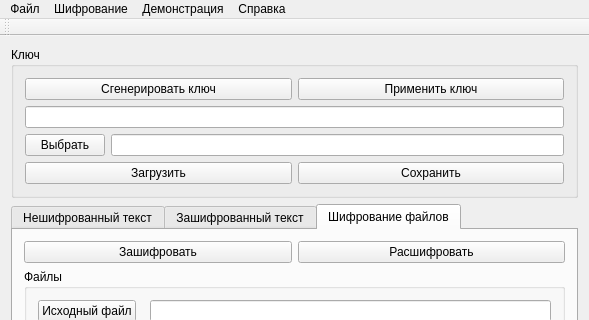
Qt form forms/mainwindow.ui (suiljex/idea_tools) before a commit; both pictures show x 0 to 589 and y 0 to 320 of the 589 by 491 pixel window.
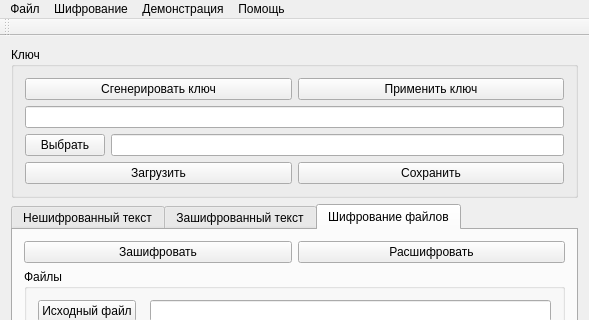
The same form after that commit.

Commit message: ADD Формы Помощь, О программе

Diff of the .ui file:
```diff
--- a/forms/mainwindow.ui
+++ b/forms/mainwindow.ui
@@ -253,7 +253,7 @@
    </widget>
    <widget class="QMenu" name="menu_5">
     <property name="title">
-     <string>Справка</string>
+     <string>Помощь</string>
     </property>
    </widget>
    <addaction name="menu"/>
```
Left out of the diff: 14 changed lines with no effect on the pictures. The commit also changes 9 other files.
